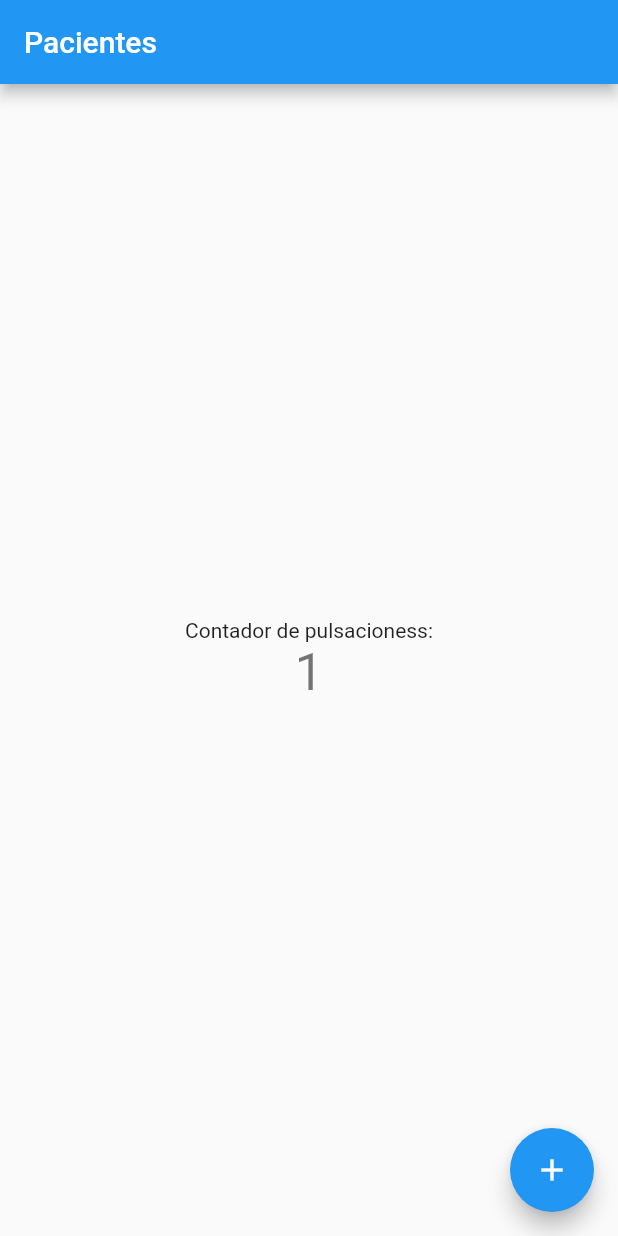
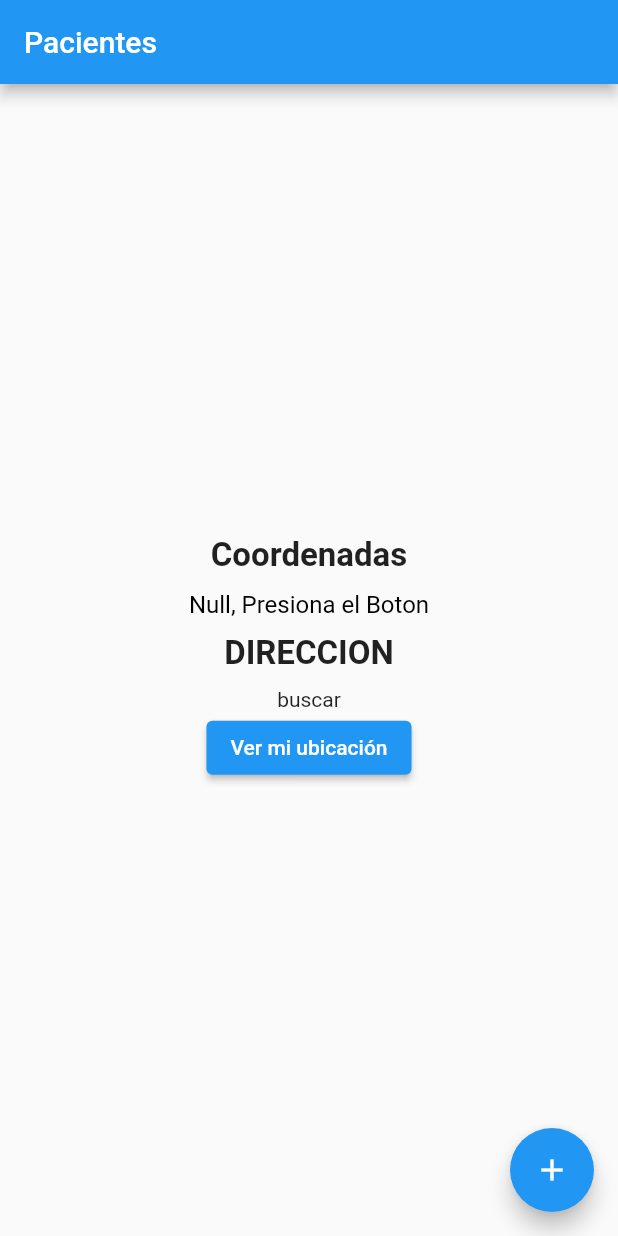
Before and after one commit to almighty7/flutter_visitas_medicas, a Flutter app: the screen it shows after launch, after a tap on the "add" icon, on a phone screen of 412 x 824 dp. Run offline on Flutter 3.47's test engine with Material 2 defaults, Android fonts, the light colour scheme and no system bars; our stand-ins replace cloud_firestore, firebase_core, geocoding, geolocator; accounts and stored records are empty.

Commit message:
Add geolocation feature

```diff
--- a/lib/main.dart
+++ b/lib/main.dart
@@ -1,6 +1,8 @@
 import 'package:firebase_core/firebase_core.dart';
 import 'package:flutter/material.dart';
 import 'package:cloud_firestore/cloud_firestore.dart';
+import 'package:geocoding/geocoding.dart';
+import 'package:geolocator/geolocator.dart';
 
 void main() {
   WidgetsFlutterBinding.ensureInitialized();
@@ -74,16 +76,47 @@
     (users.docs.length); // imprime 0
   }
 
-  int _counter = 0;
-
-  void _incrementCounter() {
-    setState(() {
-      // This call to setState tells the Flutter framework that something has
-      // changed in this State, which causes it to rerun the build method below
-      // so that the display can reflect the updated values. If we changed
-      // _counter without calling setState(), then the build method would not be
-      // called again, and so nothing would appear to happen.
-      _counter++;
+  String location ='Null, Presiona el Boton';
+  String Address = 'buscar';
+  Future<Position> _getGeoLocationPosition() async {
+    bool serviceEnabled;
+    LocationPermission permission;
+    // Test if location services are enabled.
+    serviceEnabled = await Geolocator.isLocationServiceEnabled();
+    if (!serviceEnabled) {
+      // Location services are not enabled don't continue
+      // accessing the position and request users of the
+      // App to enable the location services.
+      await Geolocator.openLocationSettings();
+      return Future.error('Location services are disabled.');
+    }
+    permission = await Geolocator.checkPermission();
+    if (permission == LocationPermission.denied) {
+      permission = await Geolocator.requestPermission();
+      if (permission == LocationPermission.denied) {
+        // Permissions are denied, next time you could try
+        // requesting permissions again (this is also where
+        // Android's shouldShowRequestPermissionRationale
+        // returned true. According to Android guidelines
+        // your App should show an explanatory UI now.
+        return Future.error('Location permissions are denied');
+      }
+    }
+    if (permission == LocationPermission.deniedForever) {
+      // Permissions are denied forever, handle appropriately.
+      return Future.error(
+          'Location permissions are permanently denied, we cannot request permissions.');
+    }
+    // When we reach here, permissions are granted and we can
+    // continue accessing the position of the device.
+    return await Geolocator.getCurrentPosition(desiredAccuracy: LocationAccuracy.high);
+  }
+  Future<void> GetAddressFromLatLong(Position position)async {
+    List<Placemark> placemarks = await placemarkFromCoordinates(position.latitude, position.longitude);
+    print(placemarks);
+    Placemark place = placemarks[0];
+    Address = '${place.street}, ${place.subLocality}, ${place.locality}, ${place.postalCode}, ${place.country}';
+    setState(()  {
     });
   }
 
@@ -121,18 +154,23 @@
           // horizontal).
           mainAxisAlignment: MainAxisAlignment.center,
           children: <Widget>[
-            const Text(
-              'Contador de pulsacioness:',
-            ),
-            Text(
-              '$_counter',
-              style: Theme.of(context).textTheme.headline4,
-            ),
+            Text('Coordenadas',style: TextStyle(fontSize: 22,fontWeight: FontWeight.bold),),
+            SizedBox(height: 10,),
+            Text(location,style: TextStyle(color: Colors.black,fontSize: 16),),
+            SizedBox(height: 10,),
+            Text('DIRECCION',style: TextStyle(fontSize: 22,fontWeight: FontWeight.bold),),
+            SizedBox(height: 10,),
+            Text('${Address}'),
+            ElevatedButton(onPressed: () async{
+              Position position = await _getGeoLocationPosition();
+              location ='Lat: ${position.latitude} , Long: ${position.longitude}';
+              GetAddressFromLatLong(position);
+            }, child: Text('Ver mi ubicación'))
           ],
         ),
       ),
       floatingActionButton: FloatingActionButton(
-        onPressed: _incrementCounter,
+        onPressed: () => print('asd'),
         tooltip: 'Increment',
         child: const Icon(Icons.add),
       ), // This trailing comma makes auto-formatting nicer for build methods.
--- a/pubspec.yaml
+++ b/pubspec.yaml
@@ -36,6 +36,8 @@ dependencies:
   cupertino_icons: ^1.0.2
   firebase_core:
   cloud_firestore:
+  geocoding:
+  geolocator:
 
 dev_dependencies:
   flutter_test:
```
Also changed, not shown: pubspec.lock, 3 other files.
